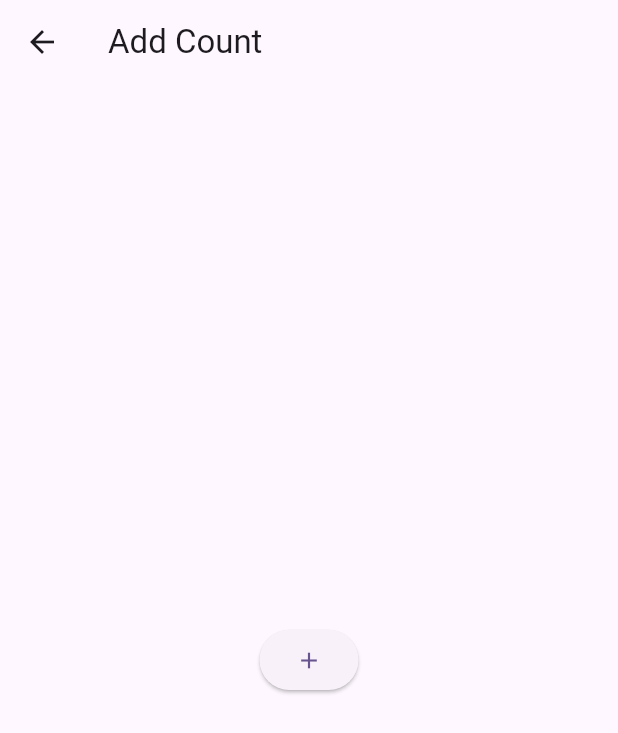
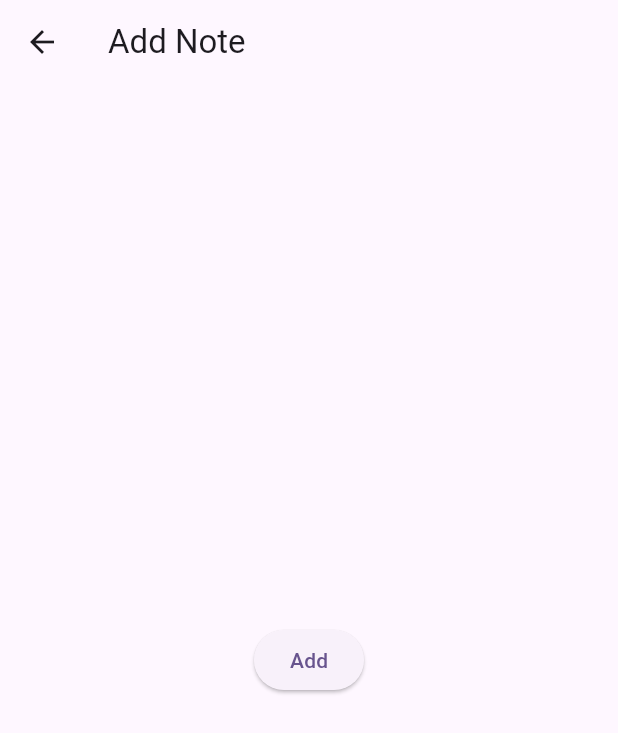
Before and after one commit to raunak2909/provider_327, a Flutter app: the screen it shows after launch, after a tap on the "add" icon, on a phone screen of 412 x 824 dp. Shown: the top 733 px of the screen. Run offline on Flutter 3.47's test engine with Material 3 defaults, Android fonts, the phone set to English and light mode, and no system bars.

Commit message:
list map with provider

```diff
--- /dev/null
+++ b/lib/list_page.dart
@@ -0,0 +1,61 @@
+import 'package:flutter/material.dart';
+import 'package:provider/provider.dart';
+
+import 'list_provider.dart';
+
+
+
+class ListPage extends StatefulWidget {
+  @override
+  State<ListPage> createState() => _ListPageState();
+}
+
+class _ListPageState extends State<ListPage> {
+
+  @override
+  Widget build(BuildContext context) {
+
+    ///watch
+    //var mData = Provider.of<ListProvider>(context).getData();
+    var mData = context.watch<ListProvider>().getData();
+
+    return Scaffold(
+      appBar: AppBar(
+        title: Text('ListPage'),
+      ),
+      /// get al list elements
+      body: ListView.builder(
+        itemCount: mData.length,
+          itemBuilder: (_, index){
+          return ListTile(
+            title: Text(mData[index]["name"]),
+            subtitle: Text(mData[index]["mobNo"]),
+          );
+      }),
+      floatingActionButton: FloatingActionButton(onPressed: (){
+        /// add map in list
+        Navigator.push(context, MaterialPageRoute(builder: (context) => AddNotePage(),));
+      }, child: Icon(Icons.add),),
+    );
+  }
+}
+
+class AddNotePage extends StatelessWidget {
+  const AddNotePage({super.key});
+
+  @override
+  Widget build(BuildContext context) {
+    return Scaffold(
+      appBar: AppBar(
+        title: Text('Add Note'),
+      ),
+      body: Center(
+        child: ElevatedButton(onPressed: (){
+          ///read
+          //Provider.of<ListProvider>(context, listen: false).addData();
+          context.read<ListProvider>().addData();
+        }, child: Text('Add')),
+      ),
+    );
+  }
+}
--- /dev/null
+++ b/lib/list_provider.dart
@@ -0,0 +1,25 @@
+import 'package:flutter/material.dart';
+
+class ListProvider extends ChangeNotifier{
+
+  ///data
+  List<Map<String, dynamic>> _mData = [];
+
+  ///events
+  ///add
+  void addData(){
+    _mData.add({
+      "name" : "Raman",
+      "mobNo" : "9383756375"
+    });
+    notifyListeners();
+  }
+
+  List<Map<String, dynamic>> getData() => _mData;
+
+  ///update
+  ///delete
+
+  /// DB with provider
+
+}
--- a/lib/main.dart
+++ b/lib/main.dart
@@ -1,11 +1,16 @@
 import 'package:flutter/material.dart';
 import 'package:provider/provider.dart';
 import 'package:provider_327/counter_provider.dart';
+import 'package:provider_327/list_page.dart';
+import 'package:provider_327/list_provider.dart';
 
 void main() {
   runApp(ChangeNotifierProvider(
-    create: (context) => CounterProvider(),
-    child: MyApp(),
+    create: (context) => ListProvider(),
+    child: ChangeNotifierProvider(
+      create: (context) => CounterProvider(),
+      child: MyApp(),
+    ),
   ));
 }
 
@@ -21,7 +26,7 @@ class MyApp extends StatelessWidget {
         colorScheme: ColorScheme.fromSeed(seedColor: Colors.deepPurple),
         useMaterial3: true,
       ),
-      home: MyHomePage(),
+      home: ListPage(),
     );
   }
 }
```
